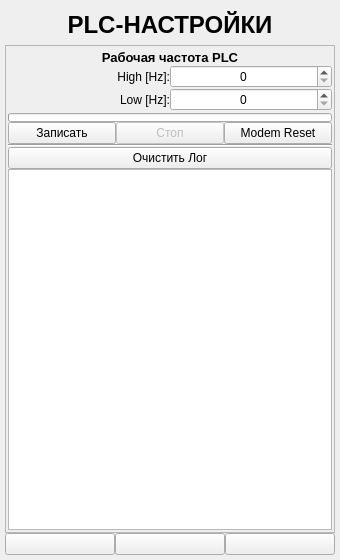
Old version of the form ANDROID_FORMS/plc_settings_form.ui in the repository DavidSiegman/PLC_RF_Configurator.
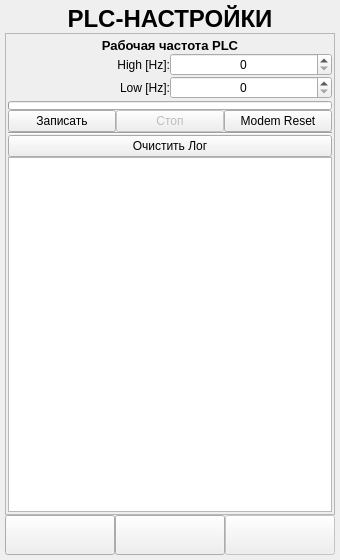
New version of the form. Icons and pictures are not drawn.

Commit message: 22.02.2019 8:40: Interfaces control form and PLC_RF Net settings form

What changed in the file:
```diff
--- a/ANDROID_FORMS/plc_settings_form.ui
+++ b/ANDROID_FORMS/plc_settings_form.ui
@@ -40,7 +40,7 @@
      <property name="minimumSize">
       <size>
        <width>0</width>
-       <height>40</height>
+       <height>0</height>
       </size>
      </property>
      <property name="font">
@@ -73,7 +73,7 @@
         <x>0</x>
         <y>0</y>
         <width>328</width>
-        <height>468</height>
+        <height>466</height>
        </rect>
       </property>
       <layout class="QVBoxLayout" name="verticalLayout">
@@ -468,14 +468,35 @@
     </widget>
    </item>
    <item>
-    <layout class="QHBoxLayout" name="horizontalLayout">
+    <widget class="QWidget" name="DownPanel_Widget" native="true">
+     <property name="styleSheet">
+      <string notr="true"/>
+     </property>
+     <layout class="QVBoxLayout" name="verticalLayout_5">
+      <property name="spacing">
+       <number>0</number>
+      </property>
+      <property name="leftMargin">
+       <number>0</number>
+      </property>
+      <property name="topMargin">
+       <number>0</number>
+      </property>
+      <property name="rightMargin">
+       <number>0</number>
+      </property>
+      <property name="bottomMargin">
+       <number>0</number>
+      </property>
+      <item>
+       <layout class="QHBoxLayout" name="horizontalLayout_2">
      <property name="spacing">
       <number>0</number>
      </property>
      <item>
       <widget class="QPushButton" name="Back">
        <property name="sizePolicy">
-        <sizepolicy hsizetype="Expanding" vsizetype="Minimum">
+           <sizepolicy hsizetype="Minimum" vsizetype="Minimum">
          <horstretch>0</horstretch>
          <verstretch>0</verstretch>
         </sizepolicy>
@@ -483,7 +504,7 @@
        <property name="minimumSize">
         <size>
          <width>0</width>
-         <height>0</height>
+            <height>40</height>
         </size>
        </property>
        <property name="text">
@@ -504,7 +525,7 @@
      <item>
       <widget class="QPushButton" name="btnSettings">
        <property name="sizePolicy">
-        <sizepolicy hsizetype="Expanding" vsizetype="Minimum">
+           <sizepolicy hsizetype="Minimum" vsizetype="Minimum">
          <horstretch>0</horstretch>
          <verstretch>0</verstretch>
         </sizepolicy>
@@ -512,7 +533,7 @@
        <property name="minimumSize">
         <size>
          <width>0</width>
-         <height>0</height>
+            <height>40</height>
         </size>
        </property>
        <property name="maximumSize">
@@ -541,8 +562,11 @@
      </item>
      <item>
       <widget class="QPushButton" name="Next">
+          <property name="enabled">
+           <bool>false</bool>
+          </property>
        <property name="sizePolicy">
-        <sizepolicy hsizetype="Expanding" vsizetype="Minimum">
+           <sizepolicy hsizetype="Minimum" vsizetype="Minimum">
          <horstretch>0</horstretch>
          <verstretch>0</verstretch>
         </sizepolicy>
@@ -550,7 +574,7 @@
        <property name="minimumSize">
         <size>
          <width>0</width>
-         <height>0</height>
+            <height>40</height>
         </size>
        </property>
        <property name="text">
@@ -569,6 +593,9 @@
       </widget>
      </item>
     </layout>
+      </item>
+     </layout>
+    </widget>
    </item>
   </layout>
  </widget>
```
Lines whose indentation alone changed are shown as unchanged. The commit also changes 68 other files.
